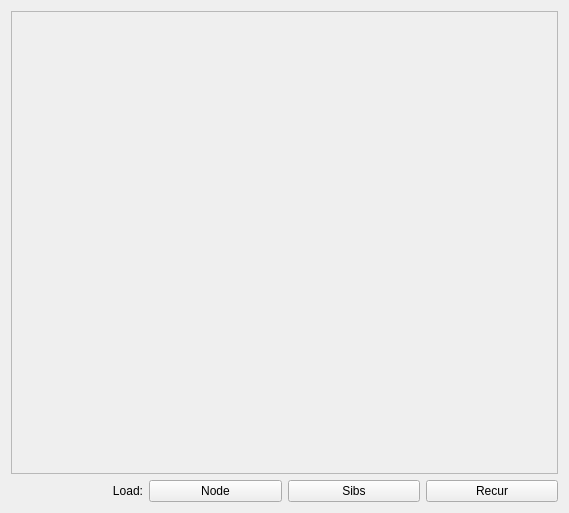
Old version of the form leo/plugins/GraphCanvas.ui in the repository leo-editor/leo-editor.
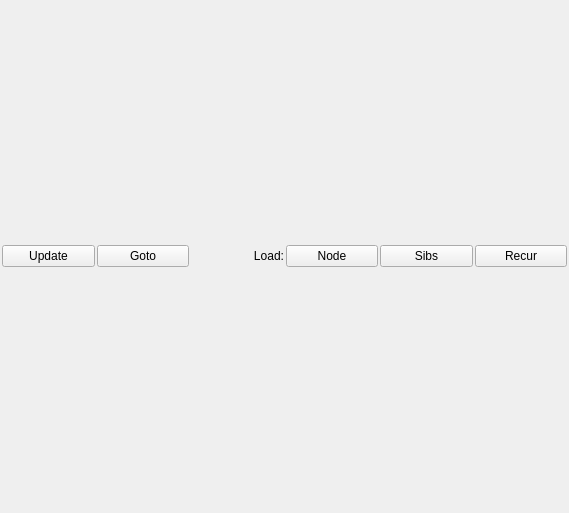
New version of the form.

```diff
--- a/leo/plugins/GraphCanvas.ui
+++ b/leo/plugins/GraphCanvas.ui
@@ -13,18 +13,31 @@
    <string>Form</string>
   </property>
   <layout class="QVBoxLayout" name="verticalLayout" >
+   <property name="spacing" >
+    <number>2</number>
+   </property>
+   <property name="margin" >
+    <number>2</number>
+   </property>
    <item>
-    <widget class="QFrame" name="canvasFrame" >
-     <property name="frameShape" >
-      <enum>QFrame::StyledPanel</enum>
-     </property>
-     <property name="frameShadow" >
-      <enum>QFrame::Raised</enum>
-     </property>
-    </widget>
+    <layout class="QVBoxLayout" name="canvasFrame" />
    </item>
    <item>
     <layout class="QHBoxLayout" name="horizontalLayout" >
+     <item>
+      <widget class="QPushButton" name="btnUpdate" >
+       <property name="text" >
+        <string>Update</string>
+       </property>
+      </widget>
+     </item>
+     <item>
+      <widget class="QPushButton" name="btnGoto" >
+       <property name="text" >
+        <string>Goto</string>
+       </property>
+      </widget>
+     </item>
      <item>
       <widget class="QLabel" name="label" >
        <property name="text" >
```
